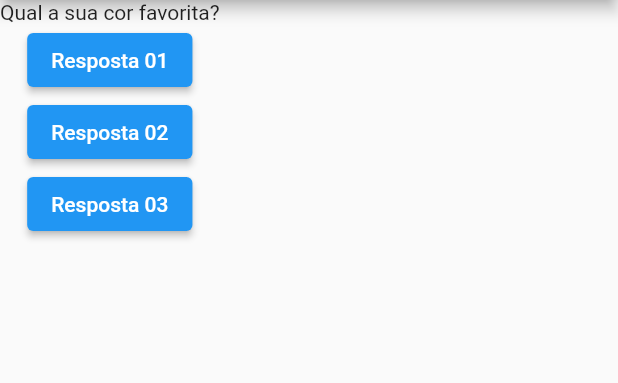
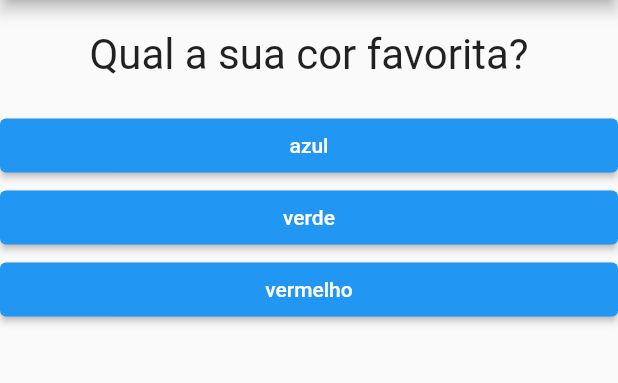
Before and after one commit to mullerfs/flutter_first_app, a Flutter app: the screen it shows after launch, on a phone screen of 412 x 824 dp, the part 84-467 px from its top. Run offline on Flutter 3.47's test engine with Material 2 defaults, Android fonts, the phone set to English and light mode, and no system bars.

Commit message:
aplicação de questionario

```diff
--- /dev/null
+++ b/lib/answer.dart
@@ -0,0 +1,14 @@
+import 'package:flutter/material.dart';
+
+class Answer extends StatelessWidget {
+  Answer(this.texto, this.onSelection);
+  final String texto;
+  final void Function() onSelection;
+
+  @override
+  Widget build(BuildContext context) {
+    return Container(
+        width: double.infinity,
+        child: ElevatedButton(onPressed: onSelection, child: Text(texto)));
+  }
+}
--- a/lib/main.dart
+++ b/lib/main.dart
@@ -1,35 +1,87 @@
 import 'package:flutter/material.dart';
+import 'package:flutter_1st_app/questionario.dart';
+import 'package:flutter_1st_app/resultado.dart';
 
 main() {
   runApp(PerguntaApp());
 }
 
-class PerguntaApp extends StatelessWidget {
-  void responder() {
+class PerguntaApp extends StatefulWidget {
+  @override
+  _PerguntaAppState createState() {
+    return _PerguntaAppState();
+  }
+}
+
+class _PerguntaAppState extends State<PerguntaApp> {
+  var perguntaSelecionada = 0;
+  var _notaTotal = 0;
+  final _perguntas = const [
+    {
+      'texto': 'Qual a sua cor favorita?',
+      'resposta': [
+        {'texto': 'azul', 'nota': 10},
+        {'texto': 'verde', 'nota': 7},
+        {'texto': 'vermelho', 'nota': 5},
+      ]
+    },
+    {
+      'texto': 'Qual é o seu animal preferido?',
+      'resposta': [
+        {'texto': 'cachorro', 'nota': 10},
+        {'texto': 'gato', 'nota': 2},
+        {'texto': 'carcará', 'nota': 8},
+      ]
+    }
+  ];
+
+  bool get temPerguntaSelecionada {
+    return perguntaSelecionada < _perguntas.length;
+  }
+
+  void _responder(int nota) {
+    if (temPerguntaSelecionada) {
+      setState(() {
+        perguntaSelecionada++;
+        _notaTotal += nota;
+      });
+    }
+
+    print(perguntaSelecionada);
+    print('nota total: $_notaTotal');
     print('Pergunta respondida');
+  }
+
+  void _reiniciarQuestionario() {
+    setState(() {
+      perguntaSelecionada = 0;
+      _notaTotal = 0;
+    });
   }
 
   @override
   Widget build(BuildContext context) {
-    final List<String> perguntas = [
-      'Qual a sua cor favorita?',
-      'Qual é o seu animal preferido?'
-    ];
-
     return MaterialApp(
         home: Scaffold(
             appBar: AppBar(
               title: Text('Perguntas'),
             ),
-            body: Column(
-              children: [
-                Text(perguntas[0]),
-                ElevatedButton(
-                    onPressed: responder, child: Text('Resposta 01')),
-                ElevatedButton(
-                    onPressed: responder, child: Text('Resposta 02')),
-                ElevatedButton(onPressed: responder, child: Text('Resposta 03'))
-              ],
-            )));
+            body: temPerguntaSelecionada
+                ? Questionario(
+                    perguntas: _perguntas,
+                    perguntaSelecionada: perguntaSelecionada,
+                    responder: _responder)
+                : Resultado(_notaTotal, _reiniciarQuestionario)));
   }
 }
+
+
+/*
+
+Questao(perguntas[_perguntaSelecionada]['texto'].toString()),
+
+for (String textoResp in perguntas[_perguntaSelecionada].cast()['respostas']) {
+      respostas.add(Resposta(textoResp, _responder));
+    }
+
+*/
--- /dev/null
+++ b/lib/question.dart
@@ -0,0 +1,19 @@
+import 'package:flutter/material.dart';
+
+class Questao extends StatelessWidget {
+  Questao(this.texto);
+  final String texto;
+
+  @override
+  Widget build(BuildContext context) {
+    return Container(
+      width: double.infinity,
+      margin: EdgeInsets.all(20),
+      child: Text(
+        texto,
+        style: TextStyle(fontSize: 28),
+        textAlign: TextAlign.center,
+      ),
+    );
+  }
+}
--- /dev/null
+++ b/lib/questionario.dart
@@ -0,0 +1,38 @@
+import 'package:flutter/material.dart';
+import 'package:flutter_1st_app/answer.dart';
+import 'package:flutter_1st_app/question.dart';
+
+class Questionario extends StatelessWidget {
+  final List<Map<String, Object>> perguntas;
+  final int perguntaSelecionada;
+  final void Function(int) responder;
+
+  const Questionario(
+      {Key? key,
+      required this.perguntas,
+      required this.perguntaSelecionada,
+      required this.responder})
+      : super(key: key);
+
+  bool get temPerguntaSelecionada {
+    return perguntaSelecionada < perguntas.length;
+  }
+
+  @override
+  Widget build(BuildContext context) {
+    List<Map<String, Object>> respostas = temPerguntaSelecionada
+        ? perguntas[perguntaSelecionada].cast()['resposta']
+        : [];
+    return Column(
+      children: [
+        Questao(perguntas[perguntaSelecionada]['texto'].toString()),
+        ...respostas.map((e) {
+          return Answer(
+            e['texto'].toString(),
+            () => responder(int.parse(e['nota'].toString())),
+          );
+        }).toList()
+      ],
+    );
+  }
+}
--- /dev/null
+++ b/lib/resultado.dart
@@ -0,0 +1,19 @@
+import 'package:flutter/material.dart';
+
+class Resultado extends StatelessWidget {
+  final notaFinal;
+  final Function() quandoReiniciar;
+  Resultado(this.notaFinal, this.quandoReiniciar);
+  @override
+  Widget build(BuildContext context) {
+    return Column(
+      children: [
+        Center(
+          child: Text('Parabens!\nSua nota: $notaFinal',
+              style: TextStyle(fontSize: 30)),
+        ),
+        TextButton(onPressed: quandoReiniciar, child: Text('Voltar?'))
+      ],
+    );
+  }
+}
```
